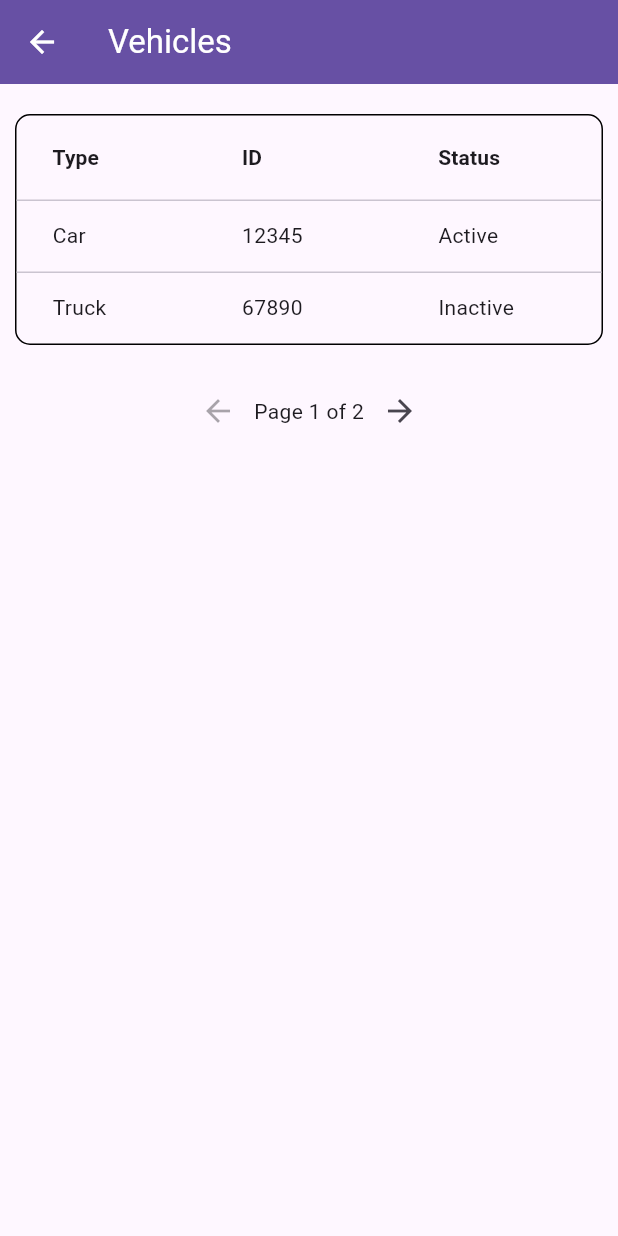
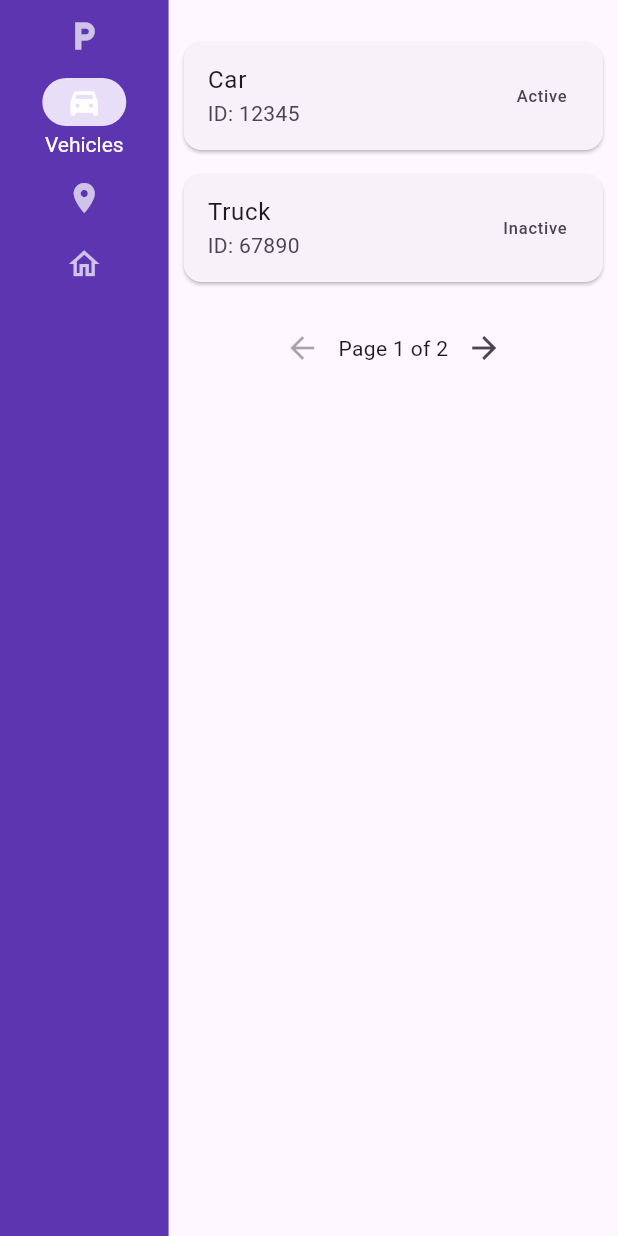
Before and after one commit to Jafar-Hussein/ParkingAppFrontend, a Flutter app: the screen it shows after launch, item 2 of the bottom bar chosen, on a phone screen of 412 x 824 dp. Run offline on Flutter 3.47's test engine with Material 3 defaults, Android fonts, the phone set to English and light mode, and no system bars; our stand-ins replace flutter_map, font_awesome_flutter, latlong2.

Commit message:
Fixade navigation och dark mode

```diff
--- /dev/null
+++ b/lib/navigation/Nav.dart
@@ -0,0 +1,121 @@
+import 'package:flutter/material.dart';
+import '../pages/ParkingPage.dart';
+import '../pages/ParkingSpacePage.dart';
+import '../pages/VehiclePage.dart';
+import '../main.dart'; // Ensure the path is correct
+
+class CustomNavigationRail extends StatefulWidget {
+  final int selectedIndex;
+  final Function(bool) toggleTheme;
+  final bool isDarkMode;
+
+  const CustomNavigationRail({
+    Key? key,
+    required this.selectedIndex,
+    required this.toggleTheme,
+    required this.isDarkMode,
+  }) : super(key: key);
+
+  @override
+  _CustomNavigationRailState createState() => _CustomNavigationRailState();
+}
+
+class _CustomNavigationRailState extends State<CustomNavigationRail> {
+  late int _selectedIndex;
+
+  @override
+  void initState() {
+    super.initState();
+    _selectedIndex = widget.selectedIndex;
+  }
+
+  void _onItemSelected(int index) {
+    setState(() {
+      _selectedIndex = index;
+    });
+
+    switch (index) {
+      case 0:
+        Navigator.pushReplacement(
+          context,
+          MaterialPageRoute(
+            builder:
+                (_) => ParkingPage(
+                  isDarkMode: widget.isDarkMode,
+                  toggleTheme: widget.toggleTheme,
+                ),
+          ),
+        );
+        break;
+      case 1:
+        Navigator.pushReplacement(
+          context,
+          MaterialPageRoute(
+            builder:
+                (_) => VehiclePage(
+                  isDarkMode: widget.isDarkMode,
+                  toggleTheme: widget.toggleTheme,
+                ),
+          ),
+        );
+        break;
+      case 2:
+        Navigator.pushReplacement(
+          context,
+          MaterialPageRoute(
+            builder:
+                (_) => ParkingSpacePage(
+                  isDarkMode: widget.isDarkMode,
+                  toggleTheme: widget.toggleTheme,
+                ),
+          ),
+        );
+        break;
+      case 3:
+        Navigator.of(context).popUntil((route) => route.isFirst);
+        break;
+    }
+  }
+
+  @override
+  Widget build(BuildContext context) {
+    final ThemeData theme = Theme.of(context);
+    final Color navigationRailColor =
+        theme.brightness == Brightness.light
+            ? const Color(0xFF5E35B1)
+            : Colors.blueGrey[800]!;
+
+    return NavigationRail(
+      backgroundColor: navigationRailColor,
+      selectedIndex: _selectedIndex,
+      onDestinationSelected: _onItemSelected,
+      labelType: NavigationRailLabelType.selected,
+      selectedIconTheme: const IconThemeData(color: Colors.white),
+      selectedLabelTextStyle: const TextStyle(color: Colors.white),
+      unselectedIconTheme: const IconThemeData(color: Colors.white70),
+      unselectedLabelTextStyle: const TextStyle(color: Colors.white70),
+      destinations: const [
+        NavigationRailDestination(
+          icon: Icon(Icons.local_parking),
+          selectedIcon: Icon(Icons.local_parking),
+          label: Text('Parking'),
+        ),
+        NavigationRailDestination(
+          icon: Icon(Icons.directions_car),
+          selectedIcon: Icon(Icons.directions_car_filled),
+          label: Text('Vehicles'),
+        ),
+        NavigationRailDestination(
+          icon: Icon(Icons.place),
+          selectedIcon: Icon(Icons.place),
+          label: Text('Parking Spaces'),
+        ),
+        NavigationRailDestination(
+          icon: Icon(Icons.home_outlined),
+          selectedIcon: Icon(Icons.home),
+          label: Text('Home'),
+        ),
+      ],
+    );
+  }
+}
--- a/lib/pages/VehiclePage.dart
+++ b/lib/pages/VehiclePage.dart
@@ -1,6 +1,16 @@
 import 'package:flutter/material.dart';
+import '../navigation/Nav.dart';
 
 class VehiclePage extends StatefulWidget {
+  final bool isDarkMode;
+  final Function(bool) toggleTheme;
+
+  const VehiclePage({
+    Key? key,
+    required this.isDarkMode,
+    required this.toggleTheme,
+  }) : super(key: key);
+
   @override
   _VehiclePageState createState() => _VehiclePageState();
 }
@@ -8,6 +18,7 @@ class VehiclePage extends StatefulWidget {
 class _VehiclePageState extends State<VehiclePage> {
   final int rowsPerPage = 2;
   int currentPage = 0;
+
   List<Map<String, dynamic>> vehicles = [
     {"Type": "Car", "ID": "12345", "Status": "Active"},
     {"Type": "Truck", "ID": "67890", "Status": "Inactive"},
@@ -18,74 +29,45 @@ class _VehiclePageState extends State<VehiclePage> {
   @override
   Widget build(BuildContext context) {
     int totalPages = (vehicles.length / rowsPerPage).ceil();
-
-    List<DataRow> currentRows =
-        vehicles
-            .sublist(
-              currentPage * rowsPerPage,
+    int startIndex = currentPage * rowsPerPage;
+    int endIndex =
         (currentPage + 1) * rowsPerPage > vehicles.length
             ? vehicles.length
-                  : (currentPage + 1) * rowsPerPage,
-            )
-            .map(
-              (vehicle) => DataRow(
-                cells: [
-                  DataCell(Text(vehicle["Type"])),
-                  DataCell(Text(vehicle["ID"])),
-                  DataCell(Text(vehicle["Status"])),
-                ],
-              ),
-            )
-            .toList();
+            : (currentPage + 1) * rowsPerPage;
 
-    final ThemeData theme = Theme.of(context);
-    final Color appBarColor =
-        theme.primaryColor; // Adjust this to your theme color
+    List<Map<String, dynamic>> currentVehicles = vehicles.sublist(
+      startIndex,
+      endIndex,
+    );
 
     return Scaffold(
-      appBar: AppBar(
-        title: Text("Vehicles"),
-        backgroundColor: appBarColor,
-        foregroundColor: Colors.white,
+      body: Row(
+        children: [
+          CustomNavigationRail(
+            selectedIndex: 1,
+            toggleTheme: widget.toggleTheme,
+            isDarkMode: widget.isDarkMode,
           ),
-      body: SingleChildScrollView(
+
+          Expanded(
+            child: ListView.builder(
               padding: EdgeInsets.only(top: 20.0, left: 10.0, right: 10.0),
-        child: Column(
-          crossAxisAlignment: CrossAxisAlignment.stretch,
-          children: [
-            Container(
-              decoration: BoxDecoration(
-                border: Border.all(
-                  color: Colors.black,
-                ), // Set border color here
-                borderRadius: BorderRadius.circular(10.0), // Rounded corners
+              itemCount: currentVehicles.length + 1, // vehicles + pagination
+              itemBuilder: (context, index) {
+                if (index < currentVehicles.length) {
+                  final vehicle = currentVehicles[index];
+                  return Card(
+                    margin: EdgeInsets.symmetric(vertical: 8.0),
+                    child: ListTile(
+                      title: Text(vehicle["Type"]),
+                      subtitle: Text("ID: ${vehicle["ID"]}"),
+                      trailing: Text(vehicle["Status"]),
                     ),
-              child: DataTable(
-                columns: [
-                  DataColumn(
-                    label: Text(
-                      'Type',
-                      style: TextStyle(fontWeight: FontWeight.bold),
-                    ),
-                  ),
-                  DataColumn(
-                    label: Text(
-                      'ID',
-                      style: TextStyle(fontWeight: FontWeight.bold),
-                    ),
-                  ),
-                  DataColumn(
-                    label: Text(
-                      'Status',
-                      style: TextStyle(fontWeight: FontWeight.bold),
-                    ),
-                  ),
-                ],
-                rows: currentRows,
-              ),
-            ),
-            SizedBox(height: 20.0), // Space between table and pagination
-            Row(
+                  );
+                } else {
+                  return Padding(
+                    padding: const EdgeInsets.symmetric(vertical: 12.0),
+                    child: Row(
                       mainAxisAlignment: MainAxisAlignment.center,
                       children: [
                         IconButton(
@@ -113,8 +95,12 @@ class _VehiclePageState extends State<VehiclePage> {
                         ),
                       ],
                     ),
+                  );
+                }
+              },
+            ),
+          ),
         ],
-        ),
       ),
     );
   }
```
Also changed, not shown: lib/main.dart (+16 -10 lines), lib/pages/ParkingPage.dart (+24 -5 lines), lib/pages/ParkingSpacePage.dart (+52 -60 lines). Lines whose indentation alone changed are shown as unchanged.
